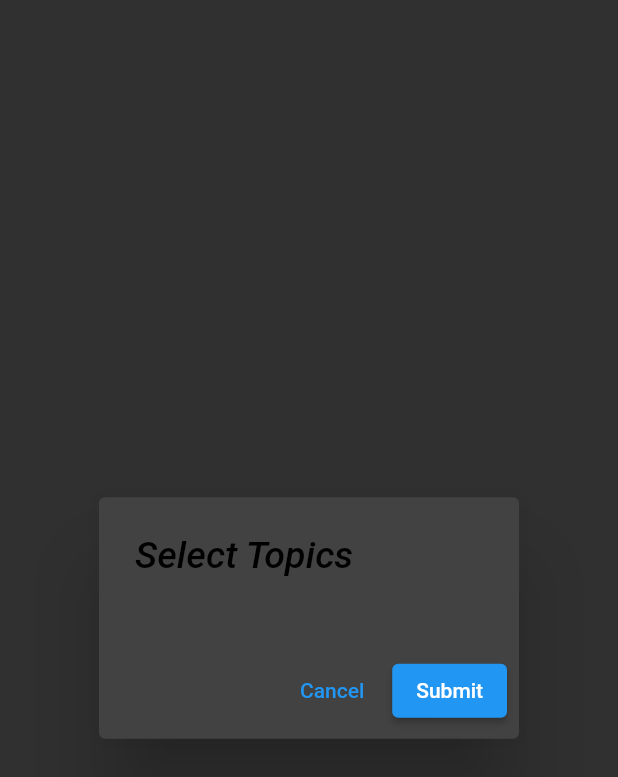
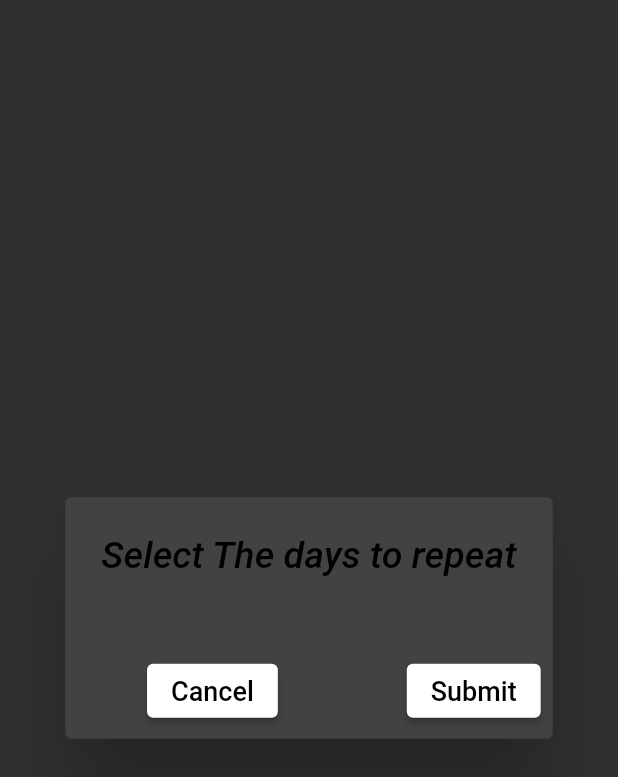
Before and after one commit to yusufaktog/Reminder-Assistant, a Flutter app: the MultiSelect widget shown alone on an empty page, opened directly with empty values, on a phone screen of 412 x 824 dp. Shown: the top 777 px of the screen. Run offline on Flutter 3.47's test engine with Material 2 defaults, Android fonts, the phone set to English and light mode, and no system bars; our stand-ins replace cloud_firestore, firebase_auth, firebase_core, flutter_datetime_picker, fluttertoast, google_fonts; accounts and stored records are empty; Roboto replaces fonts that are missing (Georgia).

Commit message:
repetititon algorithm and UI implemented

```diff
--- a/lib/builders.dart
+++ b/lib/builders.dart
@@ -206,8 +206,22 @@ class _CustomDropDownMenuState extends State<CustomDropDownMenu> {
 }
 
 class MultiSelect extends StatefulWidget {
-  final List<String> items;
-  const MultiSelect({Key? key, required this.items}) : super(key: key);
+  final List<dynamic> items;
+  final String title;
+  final bool allowMultipleSelection;
+  final Function onSubmit;
+  final Function onCancel;
+  final List<dynamic> selectedItems;
+
+  const MultiSelect(
+      {Key? key,
+      required this.items,
+      required this.allowMultipleSelection,
+      required this.onSubmit,
+      required this.onCancel,
+      required this.selectedItems,
+      required this.title})
+      : super(key: key);
 
   @override
   State<StatefulWidget> createState() => _MultiSelectState();
@@ -215,39 +229,38 @@ class MultiSelect extends StatefulWidget {
 
 class _MultiSelectState extends State<MultiSelect> {
   // this variable holds the selected items
-  final List<String> _selectedItems = [];
 
 // This function is triggered when a checkbox is checked or unchecked
-  void _itemChange(String itemValue, bool isSelected) {
+  void _itemChange(dynamic itemValue, bool isSelected) {
     setState(() {
+      if (!widget.allowMultipleSelection) {
+        widget.selectedItems.clear();
+        widget.selectedItems.add(itemValue);
+        return;
+      }
+
       if (isSelected) {
-        _selectedItems.add(itemValue);
+        widget.selectedItems.add(itemValue);
       } else {
-        _selectedItems.remove(itemValue);
+        widget.selectedItems.remove(itemValue);
       }
     });
   }
 
   // this function is called when the Cancel button is pressed
-  void _cancel() {
-    Navigator.pop(context);
-  }
-
-// this function is called when the Submit button is tapped
-  void _submit() {
-    Navigator.pop(context, _selectedItems);
-  }
 
   @override
   Widget build(BuildContext context) {
     return AlertDialog(
-      title: const Text('Select Topics'),
+      alignment: Alignment.center,
+      title: _createTitle(),
       content: SingleChildScrollView(
         child: ListBody(
           children: widget.items
               .map((item) => CheckboxListTile(
-                    value: _selectedItems.contains(item),
-                    title: Text(item),
+                    selectedTileColor: mainTheme.primaryColor,
+                    value: widget.selectedItems.contains(item),
+                    title: Text(item.toString(), style: mainTheme.textTheme.bodyText1),
                     controlAffinity: ListTileControlAffinity.leading,
                     onChanged: (isChecked) => _itemChange(item, isChecked!),
                   ))
@@ -255,15 +268,38 @@ class _MultiSelectState extends State<MultiSelect> {
         ),
       ),
       actions: [
-        TextButton(
-          child: const Text('Cancel'),
-          onPressed: _cancel,
+        ElevatedButton(
+          style: ButtonStyle(backgroundColor: MaterialStateProperty.all(Colors.white), alignment: Alignment.centerLeft),
+          child: Text('Cancel', style: mainTheme.textTheme.bodyText1),
+          onPressed: () {
+            widget.onCancel();
+          },
         ),
+        SizedBox(width: 70),
         ElevatedButton(
-          child: const Text('Submit'),
-          onPressed: _submit,
-        ),
+            style: ButtonStyle(
+              backgroundColor: MaterialStateProperty.all(Colors.white),
+            ),
+            child: Text('Submit', style: mainTheme.textTheme.bodyText1),
+            onPressed: () {
+              widget.onSubmit();
+            }),
       ],
     );
   }
+
+  Widget _createTitle() {
+    switch (widget.title) {
+      case "Weekly":
+        return Text("Select The days to repeat");
+      case "Hourly":
+        return Text("Repeat per hours");
+      case "Monthly":
+        return Text("Select The months to repeat");
+      case "Yearly":
+        return Text("Repeat per years");
+      default:
+        return Text("Select The days to repeat");
+    }
+  }
 }
--- a/lib/pages/authorized_user.dart
+++ b/lib/pages/authorized_user.dart
@@ -89,7 +89,7 @@ class _AuthorizedPersonPageState extends State<AuthorizedPersonPage> {
             children: [
               IconButton(
                 onPressed: () {
-                  switchPage(context, CreateTaskPage());
+                  switchPage(context, const CreateTaskPage());
                 },
                 icon: Icon(Icons.add_box, size: 30, color: mainTheme.primaryColor),
               ),
```
Also changed, not shown: lib/pages/create_task.dart (+51 -10 lines).
